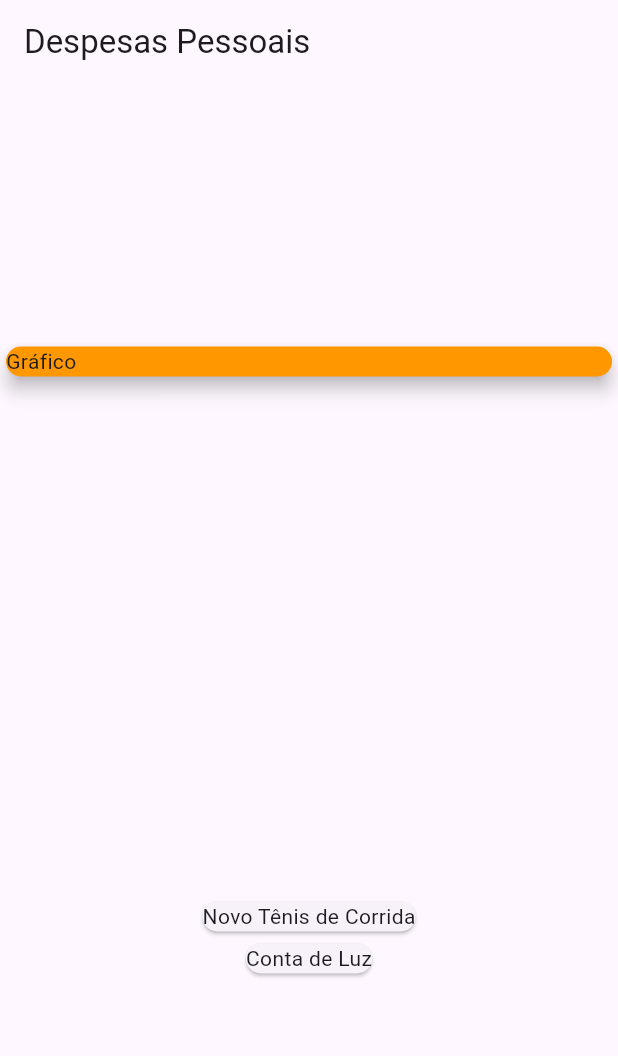
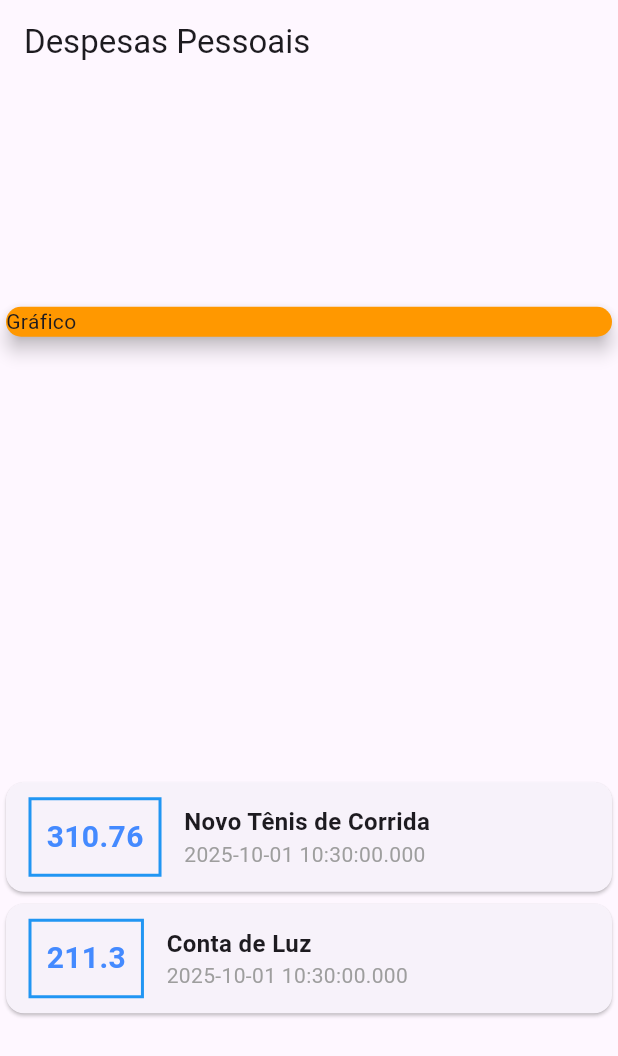
Before and after one commit to SouLuigi/Expenses_App, a Flutter app: the screen it shows after launch, on a phone screen of 412 x 824 dp. Shown: the top 1056 px of the screen. Run offline on Flutter 3.47's test engine with Material 3 defaults, Android fonts, the phone set to English and light mode, and no system bars.

Commit message:
💄feat: Estiliza o container

```diff
--- a/lib/main.dart
+++ b/lib/main.dart
@@ -9,6 +9,7 @@ class ExpensesApp extends StatelessWidget {
     return MaterialApp(home: MyHomePage());
   }
 }
+
 class MyHomePage extends StatelessWidget {
   final _transactions = [
     Transaction(
@@ -24,16 +25,15 @@ class MyHomePage extends StatelessWidget {
       date: DateTime.now(),
     ),
   ];
+
   @override
   Widget build(BuildContext context) {
     return Scaffold(
-        appBar: AppBar(
-          title: Text('Despesas Pessoais'),
-        ),
+      appBar: AppBar(title: Text('Despesas Pessoais')),
       body: Column(
         mainAxisAlignment: MainAxisAlignment.spaceAround,
         crossAxisAlignment: CrossAxisAlignment.stretch,
-        children:<Widget>[
+        children: <Widget>[
           Container(
             child: Card(
               color: Colors.orange,
@@ -42,14 +42,52 @@ class MyHomePage extends StatelessWidget {
             ),
           ),
           Column(
-            children: _transactions.map((tr){
+            children: _transactions.map((tr) {
               return Card(
-                child: Text(tr.title),
+                child: Row(
+                  children: [
+                    Container(
+                      margin: EdgeInsets.symmetric(
+                        horizontal: 15,
+                        vertical: 10,
+                      ),
+                      decoration: BoxDecoration(
+                        border: Border.all(color: Colors.blue, width: 2),
+                      ),
+                      padding: EdgeInsets.all(10),
+                      child: Text(
+                        style: TextStyle(
+                          fontWeight: FontWeight.bold,
+                          fontSize: 20,
+                          color: Colors.blueAccent,
+                        ),
+                        tr.value.toString(),
+                      ),
+                    ),
+                    Column(
+                      crossAxisAlignment: CrossAxisAlignment.start,
+                      children: [
+                        Text(
+                          style: TextStyle(
+                            fontWeight: FontWeight.bold,
+                            fontSize: 16,
+                          ),
+                          tr.title,
+                        ),
+                        Text(
+                            style: TextStyle(
+                              color: Colors.grey
+                            ),
+                            tr.date.toString()),
+                      ],
+                    ),
+                  ],
+                ),
               );
             }).toList(),
-          )
-        ]
-      )
+          ),
+        ],
+      ),
     );
   }
 }
```
Also changed, not shown: pubspec.yaml (+8 -66 lines), pubspec.lock. Lines whose indentation alone changed are shown as unchanged.
